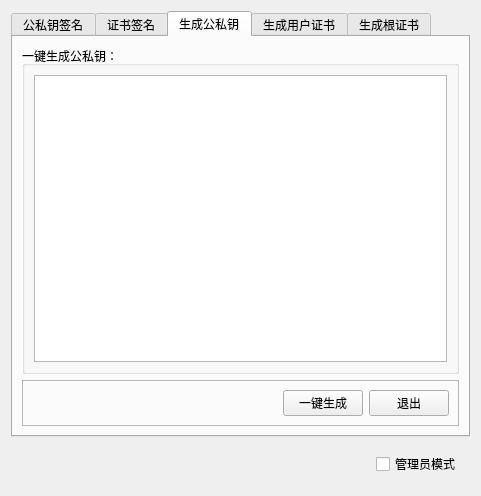
Old version of the form widget.ui in the repository KingOfSmail/kEIPM_GUI.
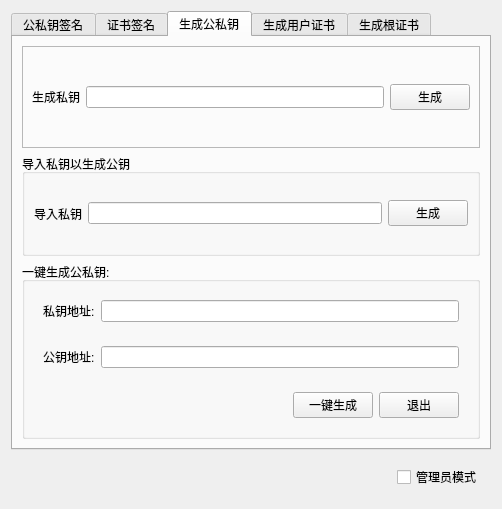
New version of the form. The open tabs and pages were chosen to show the change.

```diff
--- a/widget.ui
+++ b/widget.ui
@@ -6,8 +6,8 @@
    <rect>
     <x>0</x>
     <y>0</y>
-    <width>481</width>
-    <height>496</height>
+    <width>502</width>
+    <height>509</height>
    </rect>
   </property>
   <property name="maximumSize">
@@ -19,7 +19,7 @@
   <property name="windowTitle">
    <string>kEIPM</string>
   </property>
-  <layout class="QVBoxLayout" name="verticalLayout_8">
+  <layout class="QVBoxLayout" name="verticalLayout_9">
    <item>
     <widget class="QTabWidget" name="tabWidget">
      <property name="currentIndex">
@@ -248,28 +248,103 @@
       <attribute name="title">
        <string>生成公私钥</string>
       </attribute>
-      <layout class="QVBoxLayout" name="verticalLayout_7">
+      <layout class="QVBoxLayout" name="verticalLayout_8">
+       <item>
+        <widget class="QFrame" name="frame_9">
+         <property name="frameShape">
+          <enum>QFrame::StyledPanel</enum>
+         </property>
+         <property name="frameShadow">
+          <enum>QFrame::Raised</enum>
+         </property>
+         <layout class="QHBoxLayout" name="horizontalLayout_15">
+          <item>
+           <widget class="QLabel" name="lab_GetRsa_inport_privateKey">
+            <property name="text">
+             <string>生成私钥</string>
+            </property>
+           </widget>
+          </item>
+          <item>
+           <widget class="QLineEdit" name="lineEd_GetRsa_inport_privateKey"/>
+          </item>
+          <item>
+           <widget class="QPushButton" name="Btn_GetRsa_inport_privateKey">
+            <property name="text">
+             <string>生成</string>
+            </property>
+           </widget>
+          </item>
+         </layout>
+        </widget>
+       </item>
+       <item>
+        <widget class="QGroupBox" name="groupBox_3">
+         <property name="title">
+          <string>导入私钥以生成公钥</string>
+         </property>
+         <layout class="QHBoxLayout" name="horizontalLayout_16">
+          <item>
+           <widget class="QLabel" name="lab_GetRsa_inport_public_privateKey">
+            <property name="text">
+             <string>导入私钥</string>
+            </property>
+           </widget>
+          </item>
+          <item>
+           <widget class="QLineEdit" name="lineEd_get_inport_public_privateKey"/>
+          </item>
+          <item>
+           <widget class="QPushButton" name="Btn_GetRsa_publicKey">
+            <property name="text">
+             <string>生成</string>
+            </property>
+           </widget>
+          </item>
+         </layout>
+        </widget>
+       </item>
        <item>
         <widget class="QGroupBox" name="groupBox_2">
          <property name="title">
-          <string>一键生成公私钥：</string>
+          <string>一键生成公私钥:</string>
          </property>
+         <layout class="QVBoxLayout" name="verticalLayout_7">
+          <item>
+           <widget class="QWidget" name="widget_6" native="true">
          <layout class="QHBoxLayout" name="horizontalLayout_13">
           <item>
-           <widget class="QTextEdit" name="textEdit"/>
-          </item>
+              <widget class="QLabel" name="lab_GetRsa_privaPath">
+               <property name="text">
+                <string>私钥地址:</string>
+               </property>
+              </widget>
+             </item>
+             <item>
+              <widget class="QLineEdit" name="lineEd_GetRsa_privaPath"/>
+             </item>
          </layout>
         </widget>
        </item>
        <item>
-        <widget class="QFrame" name="frame_8">
-         <property name="frameShape">
-          <enum>QFrame::StyledPanel</enum>
-         </property>
-         <property name="frameShadow">
-          <enum>QFrame::Raised</enum>
-         </property>
-         <layout class="QHBoxLayout" name="horizontalLayout_12">
+           <widget class="QWidget" name="widget_7" native="true">
+            <layout class="QHBoxLayout" name="horizontalLayout_17">
+             <item>
+              <widget class="QLabel" name="lab_GetRsa_publicPath">
+               <property name="text">
+                <string>公钥地址:</string>
+               </property>
+              </widget>
+             </item>
+             <item>
+              <widget class="QLineEdit" name="lineEd_GetRsa_publicPath"/>
+             </item>
+            </layout>
+           </widget>
+          </item>
+          <item>
+           <widget class="QWidget" name="widget_8" native="true">
+            <layout class="QHBoxLayout" name="horizontalLayout_18">
           <item>
            <spacer name="horizontalSpacer_5">
             <property name="orientation">
@@ -277,7 +352,7 @@
             </property>
             <property name="sizeHint" stdset="0">
              <size>
-              <width>40</width>
+                 <width>245</width>
               <height>20</height>
              </size>
             </property>
@@ -302,6 +377,9 @@
        </item>
       </layout>
      </widget>
+       </item>
+      </layout>
+     </widget>
      <widget class="QWidget" name="Create_UserCA">
       <attribute name="title">
        <string>生成用户证书</string>
```
Left out of the diff: 21 changed lines with no effect on the pictures. Lines whose indentation alone changed are shown as unchanged.
